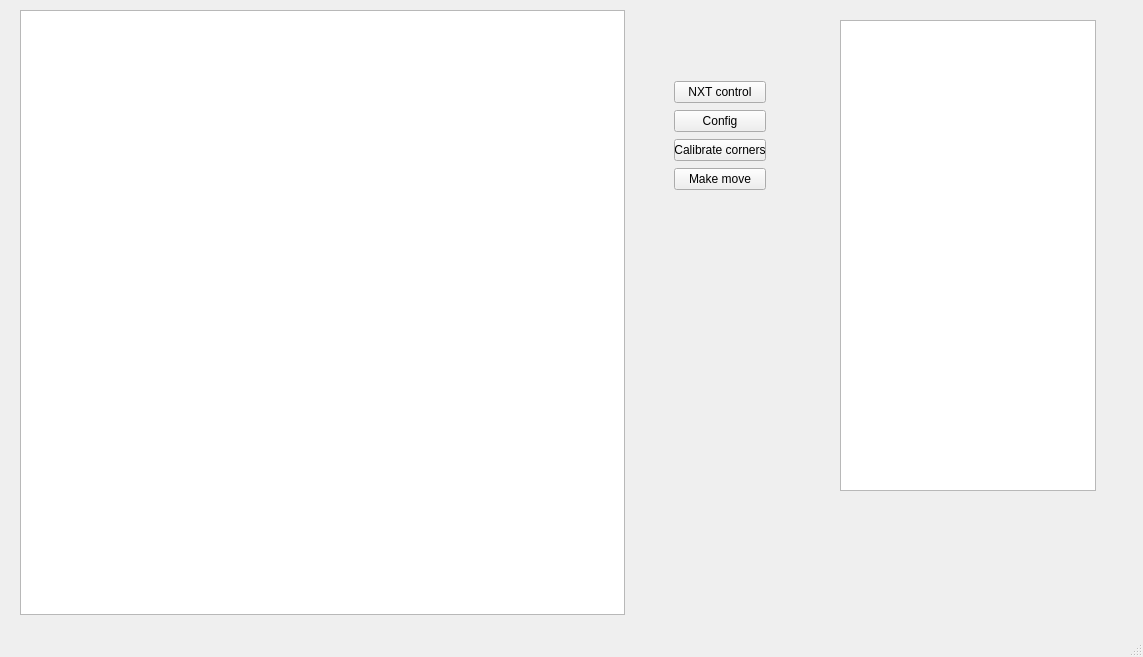
ggajoch/Draughts, file FrontEnd/mainWindowUI.ui: the form before one commit.
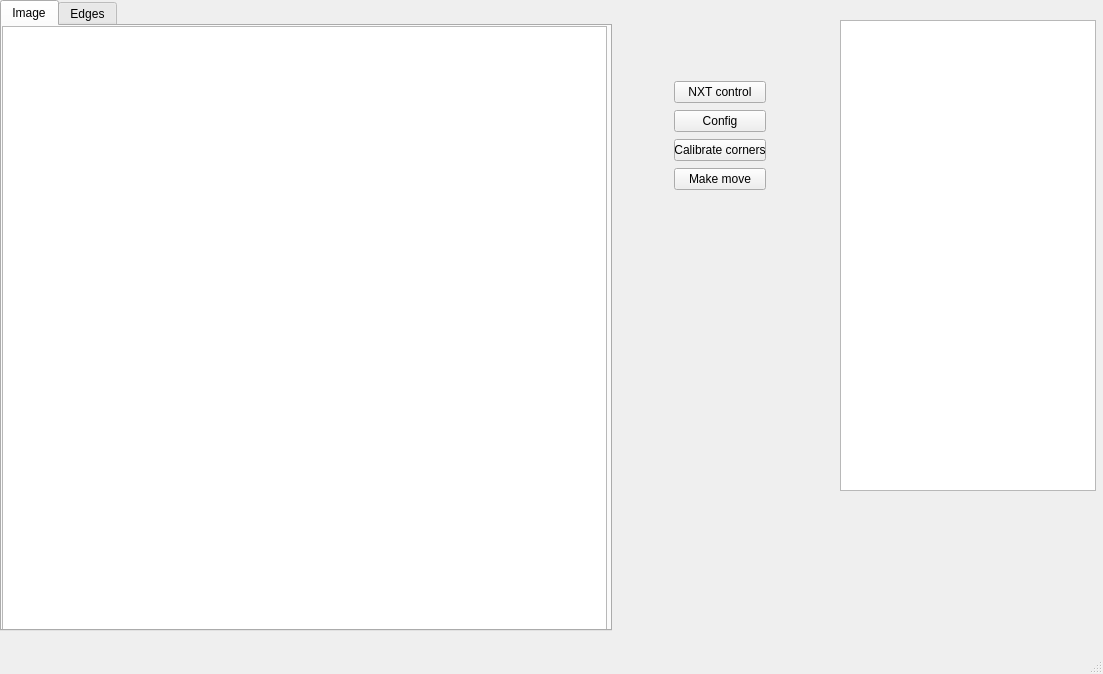
The form after the commit.

Commit message: Sending image to QT not via file, minor bugs fix.

What changed in the file:
```diff
--- a/FrontEnd/mainWindowUI.ui
+++ b/FrontEnd/mainWindowUI.ui
@@ -6,24 +6,14 @@
    <rect>
     <x>0</x>
     <y>0</y>
-    <width>1143</width>
-    <height>657</height>
+    <width>1103</width>
+    <height>674</height>
    </rect>
   </property>
   <property name="windowTitle">
    <string>Draughts player</string>
   </property>
   <widget class="QWidget" name="centralwidget">
-   <widget class="QGraphicsView" name="image">
-    <property name="geometry">
-     <rect>
-      <x>20</x>
-      <y>10</y>
-      <width>605</width>
-      <height>605</height>
-     </rect>
-    </property>
-   </widget>
    <widget class="QTextBrowser" name="movesList">
     <property name="geometry">
      <rect>
@@ -74,6 +64,68 @@
      </item>
     </layout>
    </widget>
+   <widget class="QTabWidget" name="tabWidget">
+    <property name="geometry">
+     <rect>
+      <x>0</x>
+      <y>0</y>
+      <width>612</width>
+      <height>631</height>
+     </rect>
+    </property>
+    <property name="currentIndex">
+     <number>0</number>
+    </property>
+    <widget class="QWidget" name="Image">
+     <attribute name="title">
+      <string>Image</string>
+     </attribute>
+     <widget class="QGraphicsView" name="imageNormal">
+      <property name="geometry">
+       <rect>
+        <x>0</x>
+        <y>0</y>
+        <width>605</width>
+        <height>605</height>
+       </rect>
+      </property>
+     </widget>
+    </widget>
+    <widget class="QWidget" name="tab_2">
+     <attribute name="title">
+      <string>Edges</string>
+     </attribute>
+     <widget class="QGraphicsView" name="imageEdges">
+      <property name="geometry">
+       <rect>
+        <x>0</x>
+        <y>0</y>
+        <width>605</width>
+        <height>605</height>
+       </rect>
+      </property>
+     </widget>
+    </widget>
+   </widget>
+   <widget class="QLabel" name="text">
+    <property name="geometry">
+     <rect>
+      <x>660</x>
+      <y>530</y>
+      <width>381</width>
+      <height>71</height>
+     </rect>
+    </property>
+    <property name="font">
+     <font>
+      <family>Comic Sans MS</family>
+      <pointsize>36</pointsize>
+     </font>
+    </property>
+    <property name="text">
+     <string/>
+    </property>
+   </widget>
   </widget>
   <widget class="QMenuBar" name="menubar">
    <property name="geometry">
```
Left out of the diff: 2 changed lines with no effect on the pictures. The commit also changes 9 other files.
